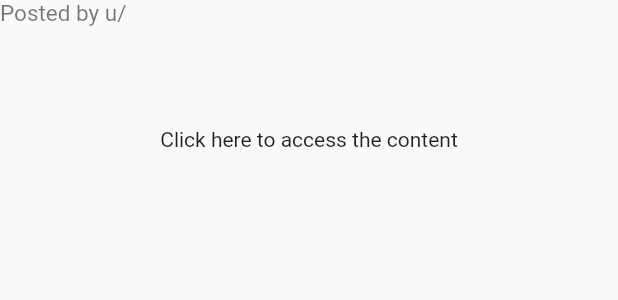
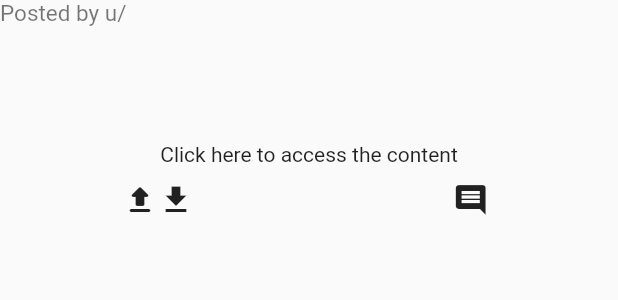
Before and after one commit to essemsmdan2/desafio_fpftech_daniel, a Flutter app: what listItemPost() shows on an empty page, opened directly with empty values, on a phone screen of 412 x 824 dp. Shown: the top 300 px of the screen. Run offline on Flutter 3.47's test engine with Material 2 defaults, Android fonts, the light colour scheme and no system bars; our stand-ins replace speech_to_text; network calls fail.

Commit message:
updates iniciais

```diff
--- a/lib/src/screens/comment_screen/comment_screen.dart
+++ b/lib/src/screens/post_screen/post_screen.dart
@@ -165,7 +165,37 @@ Widget listItemPost(Posts item, BuildContext context) {
         item.selftext,
         style: kSubTitleTextStyle.copyWith(fontSize: 18),
       ),
-      _imageOrVideo(context, item.url, item.thumbnail)
+      SizedBox(
+        height: 10,
+      ),
+      _imageOrVideo(context, item.url, item.thumbnail),
+      SizedBox(
+        height: 10,
+      ),
+      Row(
+        mainAxisAlignment: MainAxisAlignment.spaceEvenly,
+        children: [
+          Row(
+            children: [
+              Icon(Icons.file_upload_rounded),
+              Text(item.score),
+              Icon(Icons.download),
+            ],
+          ),
+          SizedBox(
+            width: 10,
+          ),
+          Row(
+            children: [
+              Icon(Icons.comment),
+              SizedBox(
+                width: 5,
+              ),
+              Text(item.numComments),
+            ],
+          )
+        ],
+      )
     ],
   );
 }
```
Also changed, not shown: lib/model/feed_model.dart (+10 -3 lines), lib/model/post_model.dart (+11 -1 lines), lib/src/screens/comment_screen/test.dart (deleted, +0 -210 lines), lib/src/screens/feed_screen/feed_screen.dart (+26 -3 lines), 1 other file.
